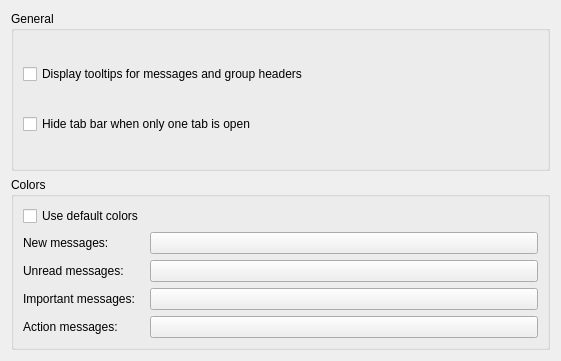
First picture: the form in mailreader/prefs_messagelist.ui, repository chusopr/kdepim-ktimetracker-akonadi, before the edit.
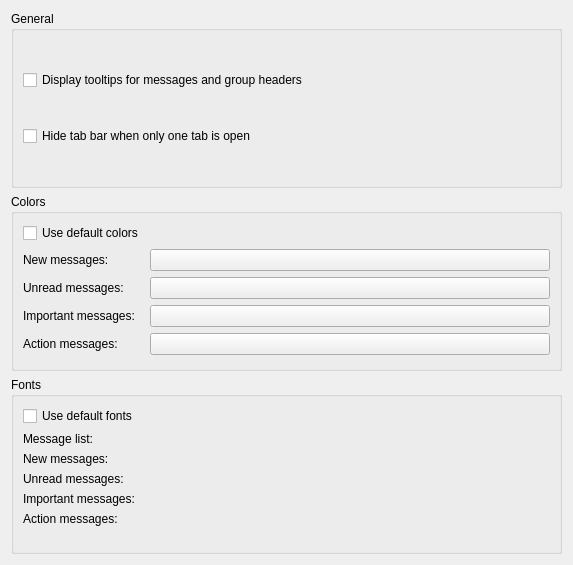
Second picture: the form after the edit. Custom widgets are drawn as their Qt base class.

Commit message: Allow to configure message list fonts.

The edit to the form file:
```diff
--- a/mailreader/prefs_messagelist.ui
+++ b/mailreader/prefs_messagelist.ui
@@ -6,8 +6,8 @@
    <rect>
     <x>0</x>
     <y>0</y>
-    <width>561</width>
-    <height>361</height>
+    <width>573</width>
+    <height>565</height>
    </rect>
   </property>
   <property name="windowTitle">
@@ -97,9 +97,87 @@
      </layout>
     </widget>
    </item>
+   <item>
+    <widget class="QGroupBox" name="fontGroup">
+     <property name="title">
+      <string>Fonts</string>
+     </property>
+     <layout class="QHBoxLayout" name="horizontalLayout_2">
+      <item>
+       <layout class="QFormLayout" name="formLayout_2">
+        <property name="fieldGrowthPolicy">
+         <enum>QFormLayout::ExpandingFieldsGrow</enum>
+        </property>
+        <item row="0" column="0">
+         <widget class="QCheckBox" name="kcfg_UseDefaultFonts">
+          <property name="text">
+           <string>Use default fonts</string>
+          </property>
+         </widget>
+        </item>
+        <item row="1" column="0">
+         <widget class="QLabel" name="label_9">
+          <property name="text">
+           <string>Message list:</string>
+          </property>
+         </widget>
+        </item>
+        <item row="2" column="0">
+         <widget class="QLabel" name="label_5">
+          <property name="text">
+           <string>New messages:</string>
+          </property>
+         </widget>
+        </item>
+        <item row="3" column="0">
+         <widget class="QLabel" name="label_6">
+          <property name="text">
+           <string>Unread messages:</string>
+          </property>
+         </widget>
+        </item>
+        <item row="4" column="0">
+         <widget class="QLabel" name="label_7">
+          <property name="text">
+           <string>Important messages:</string>
+          </property>
+         </widget>
+        </item>
+        <item row="5" column="0">
+         <widget class="QLabel" name="label_8">
+          <property name="text">
+           <string>Action messages:</string>
+          </property>
+         </widget>
+        </item>
+        <item row="1" column="1">
+         <widget class="KFontRequester" name="kcfg_MessageListFont"/>
+        </item>
+        <item row="2" column="1">
+         <widget class="KFontRequester" name="kcfg_NewMessageFont"/>
+        </item>
+        <item row="3" column="1">
+         <widget class="KFontRequester" name="kcfg_UnreadMessageFont"/>
+        </item>
+        <item row="4" column="1">
+         <widget class="KFontRequester" name="kcfg_ImportantMessageFont"/>
+        </item>
+        <item row="5" column="1">
+         <widget class="KFontRequester" name="kcfg_TodoMessageFont"/>
+        </item>
+       </layout>
+      </item>
+     </layout>
+    </widget>
+   </item>
   </layout>
  </widget>
  <customwidgets>
+  <customwidget>
+   <class>KFontRequester</class>
+   <extends>QWidget</extends>
+   <header>kfontrequester.h</header>
+  </customwidget>
   <customwidget>
    <class>KColorButton</class>
    <extends>QPushButton</extends>
```
Left out of the diff: 80 changed lines with no effect on the pictures.
